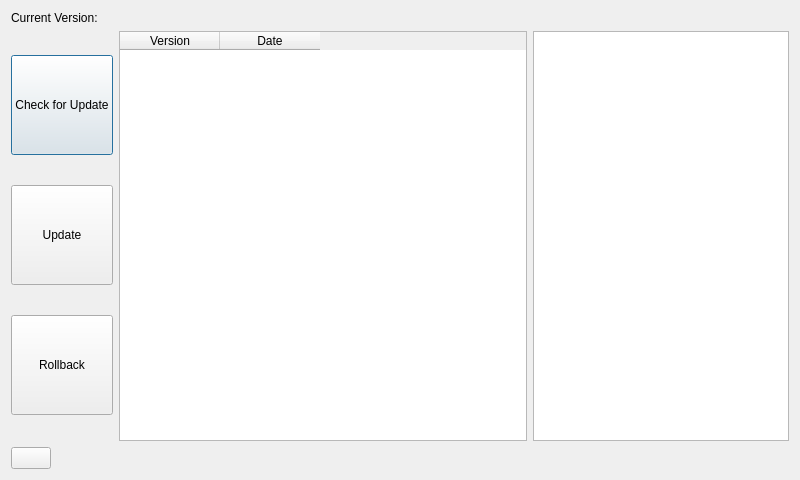
Before: the Qt Designer form ClientApp/qt/userupdatewindow.ui in re3Dprinting/touchscreen, drawn with Qt 5.
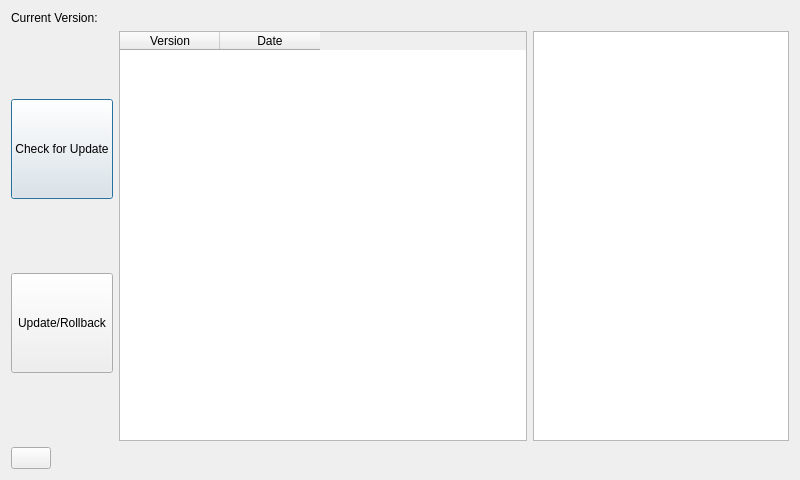
After: the same form once the commit is applied. Icons and pictures are not drawn.

Commit message: remove rollback button and combine with update button

```diff
--- a/ClientApp/qt/userupdatewindow.ui
+++ b/ClientApp/qt/userupdatewindow.ui
@@ -55,20 +55,7 @@
             </size>
            </property>
            <property name="text">
-            <string>Update</string>
-           </property>
-          </widget>
-         </item>
-         <item>
-          <widget class="QPushButton" name="Rollback">
-           <property name="maximumSize">
-            <size>
-             <width>150</width>
-             <height>100</height>
-            </size>
-           </property>
-           <property name="text">
-            <string>Rollback</string>
+            <string>Update/Rollback</string>
            </property>
           </widget>
          </item>
```
The commit also changes 1 other file.
